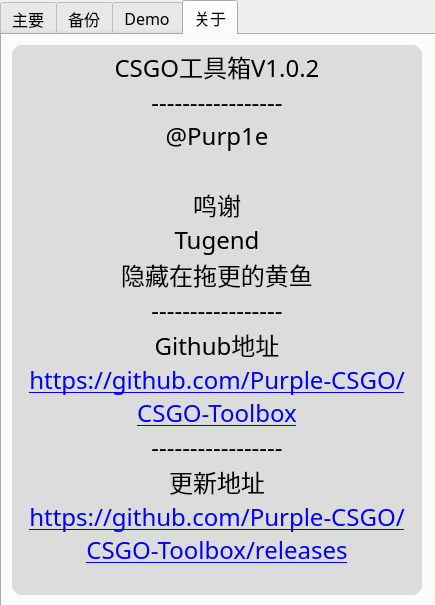
Above: mainwindow.ui from Purple-CSGO/CSGO-Toolbox-Qt before the change. Below: the same form after it.
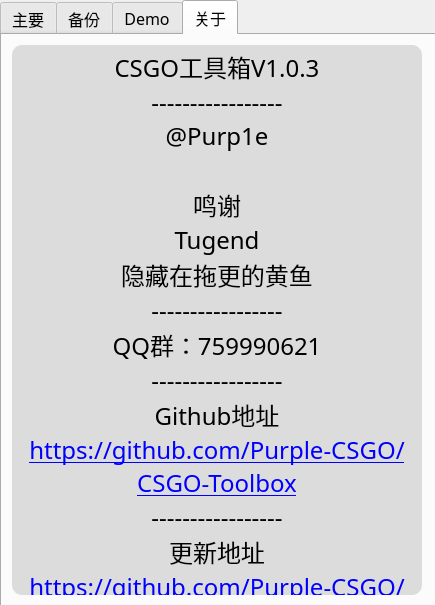
That is the form after the change. The open tabs and pages were chosen to show the change.

The edit to the form file:
```diff
--- a/mainwindow.ui
+++ b/mainwindow.ui
@@ -977,7 +977,7 @@
 &lt;html&gt;&lt;head&gt;&lt;meta name=&quot;qrichtext&quot; content=&quot;1&quot; /&gt;&lt;style type=&quot;text/css&quot;&gt;
 p, li { white-space: pre-wrap; }
 &lt;/style&gt;&lt;/head&gt;&lt;body style=&quot; font-family:'微软雅黑'; font-size:18pt; font-weight:400; font-style:normal;&quot;&gt;
-&lt;p align=&quot;center&quot; style=&quot; margin-top:0px; margin-bottom:0px; margin-left:0px; margin-right:0px; -qt-block-indent:0; text-indent:0px;&quot;&gt;&lt;span style=&quot; font-family:'更纱黑体 SC';&quot;&gt;CSGO工具箱V1.0.2&lt;/span&gt;&lt;/p&gt;
+&lt;p align=&quot;center&quot; style=&quot; margin-top:0px; margin-bottom:0px; margin-left:0px; margin-right:0px; -qt-block-indent:0; text-indent:0px;&quot;&gt;&lt;span style=&quot; font-family:'更纱黑体 SC';&quot;&gt;CSGO工具箱V1.0.3&lt;/span&gt;&lt;/p&gt;
 &lt;p align=&quot;center&quot; style=&quot; margin-top:0px; margin-bottom:0px; margin-left:0px; margin-right:0px; -qt-block-indent:0; text-indent:0px;&quot;&gt;-----------------&lt;/p&gt;
 &lt;p align=&quot;center&quot; style=&quot; margin-top:0px; margin-bottom:0px; margin-left:0px; margin-right:0px; -qt-block-indent:0; text-indent:0px;&quot;&gt;&lt;span style=&quot; font-family:'更纱黑体 SC';&quot;&gt;@Purp1e&lt;/span&gt;&lt;/p&gt;
 &lt;p align=&quot;center&quot; style=&quot;-qt-paragraph-type:empty; margin-top:0px; margin-bottom:0px; margin-left:0px; margin-right:0px; -qt-block-indent:0; text-indent:0px; font-family:'更纱黑体 SC';&quot;&gt;&lt;br /&gt;&lt;/p&gt;
@@ -985,6 +985,8 @@
 &lt;p align=&quot;center&quot; style=&quot; margin-top:0px; margin-bottom:0px; margin-left:0px; margin-right:0px; -qt-block-indent:0; text-indent:0px;&quot;&gt;&lt;span style=&quot; font-family:'Sarasa Gothic SC';&quot;&gt;Tugend&lt;/span&gt;&lt;/p&gt;
 &lt;p align=&quot;center&quot; style=&quot; margin-top:0px; margin-bottom:0px; margin-left:0px; margin-right:0px; -qt-block-indent:0; text-indent:0px;&quot;&gt;&lt;span style=&quot; font-family:'Sarasa Gothic SC';&quot;&gt;隐藏在拖更的黄鱼&lt;/span&gt;&lt;/p&gt;
 &lt;p align=&quot;center&quot; style=&quot; margin-top:0px; margin-bottom:0px; margin-left:0px; margin-right:0px; -qt-block-indent:0; text-indent:0px;&quot;&gt;-----------------&lt;/p&gt;
+&lt;p align=&quot;center&quot; style=&quot; margin-top:0px; margin-bottom:0px; margin-left:0px; margin-right:0px; -qt-block-indent:0; text-indent:0px;&quot;&gt;QQ群：759990621&lt;/p&gt;
+&lt;p align=&quot;center&quot; style=&quot; margin-top:0px; margin-bottom:0px; margin-left:0px; margin-right:0px; -qt-block-indent:0; text-indent:0px;&quot;&gt;-----------------&lt;/p&gt;
 &lt;p align=&quot;center&quot; style=&quot; margin-top:0px; margin-bottom:0px; margin-left:0px; margin-right:0px; -qt-block-indent:0; text-indent:0px;&quot;&gt;&lt;span style=&quot; font-family:'Sarasa Gothic SC';&quot;&gt;Github地址&lt;/span&gt;&lt;/p&gt;
 &lt;p align=&quot;center&quot; style=&quot; margin-top:0px; margin-bottom:0px; margin-left:0px; margin-right:0px; -qt-block-indent:0; text-indent:0px;&quot;&gt;&lt;a href=&quot;https://github.com/Purple-CSGO/CSGO-Toolbox&quot;&gt;&lt;span style=&quot; font-family:'更纱黑体 SC'; text-decoration: underline; color:#0000ff;&quot;&gt;https://github.com/Purple-CSGO/CSGO-Toolbox&lt;/span&gt;&lt;/a&gt;&lt;/p&gt;
 &lt;p align=&quot;center&quot; style=&quot; margin-top:0px; margin-bottom:0px; margin-left:0px; margin-right:0px; -qt-block-indent:0; text-indent:0px;&quot;&gt;-----------------&lt;/p&gt;
```
